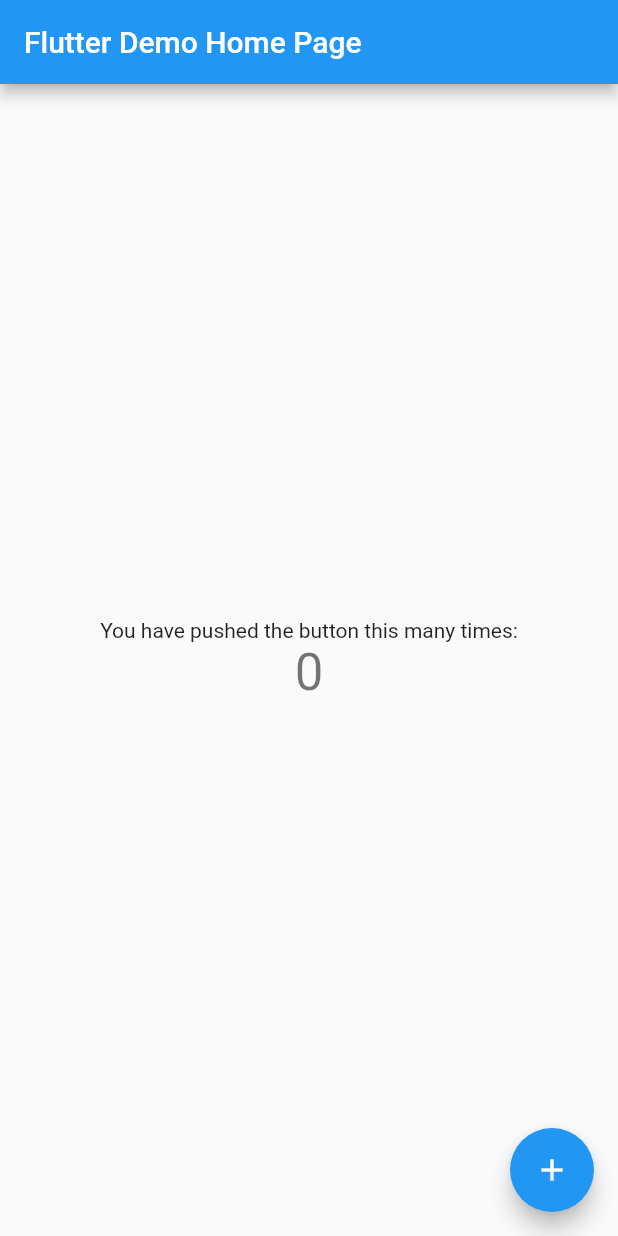
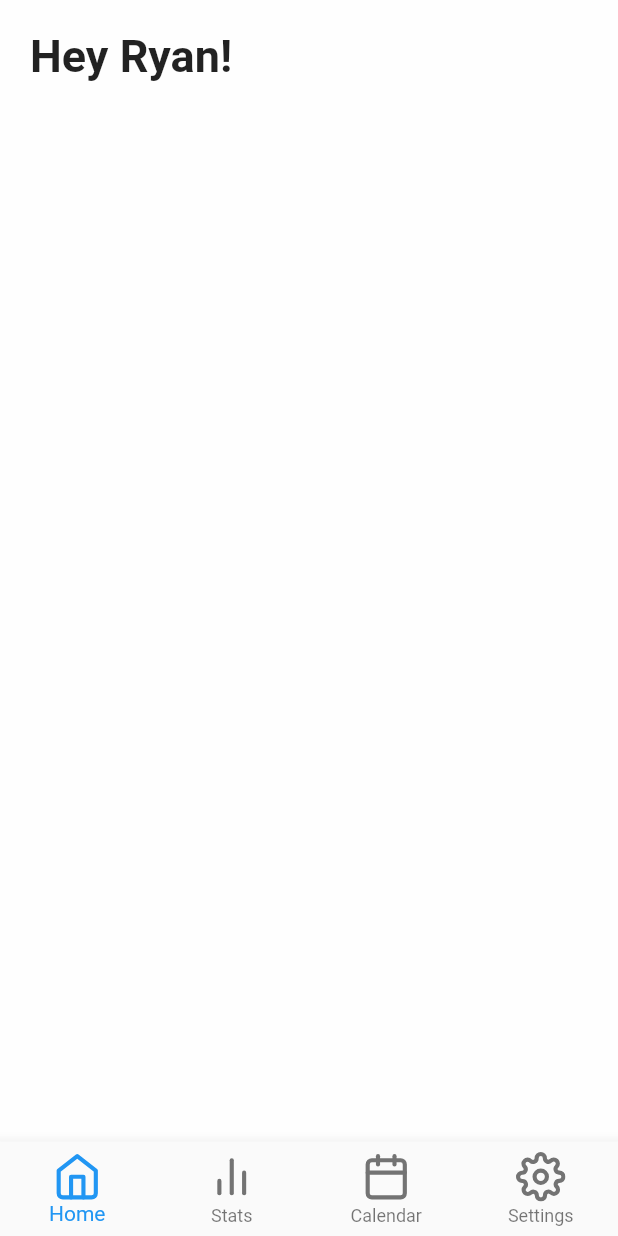
Before and after one commit to davidryan-mu/Moodial, a Flutter app: the screen it shows after launch, on a phone screen of 412 x 824 dp. Run offline on Flutter 3.47's test engine with Material 2 defaults, Android fonts, the phone set to English and light mode, and no system bars; our stand-ins replace feather_icons_flutter.

Commit message:
Added mock datamodels. Add early stage navbar

```diff
--- a/lib/main.dart
+++ b/lib/main.dart
@@ -1,3 +1,4 @@
+import 'package:Moodial/screens/home_screen.dart';
 import 'package:flutter/material.dart';
 
 void main() {
@@ -5,113 +6,16 @@ void main() {
 }
 
 class MyApp extends StatelessWidget {
-  // This widget is the root of your application.
   @override
   Widget build(BuildContext context) {
     return MaterialApp(
-      title: 'Flutter Demo',
+      title: 'Moodial',
+      debugShowCheckedModeBanner: false,
       theme: ThemeData(
-        // This is the theme of your application.
-        //
-        // Try running your application with "flutter run". You'll see the
-        // application has a blue toolbar. Then, without quitting the app, try
-        // changing the primarySwatch below to Colors.green and then invoke
-        // "hot reload" (press "r" in the console where you ran "flutter run",
-        // or simply save your changes to "hot reload" in a Flutter IDE).
-        // Notice that the counter didn't reset back to zero; the application
-        // is not restarted.
-        primarySwatch: Colors.blue,
-        // This makes the visual density adapt to the platform that you run
-        // the app on. For desktop platforms, the controls will be smaller and
-        // closer together (more dense) than on mobile platforms.
-        visualDensity: VisualDensity.adaptivePlatformDensity,
+        primaryColor: Color(0xFF71E9A1),
+        scaffoldBackgroundColor: Color(0xFFFEFEFE),
       ),
-      home: MyHomePage(title: 'Flutter Demo Home Page'),
+      home: HomeScreen(),
     );
   }
 }
-
-class MyHomePage extends StatefulWidget {
-  MyHomePage({Key key, this.title}) : super(key: key);
-
-  // This widget is the home page of your application. It is stateful, meaning
-  // that it has a State object (defined below) that contains fields that affect
-  // how it looks.
-
-  // This class is the configuration for the state. It holds the values (in this
-  // case the title) provided by the parent (in this case the App widget) and
-  // used by the build method of the State. Fields in a Widget subclass are
-  // always marked "final".
-
-  final String title;
-
-  @override
-  _MyHomePageState createState() => _MyHomePageState();
-}
-
-class _MyHomePageState extends State<MyHomePage> {
-  int _counter = 0;
-
-  void _incrementCounter() {
-    setState(() {
-      // This call to setState tells the Flutter framework that something has
-      // changed in this State, which causes it to rerun the build method below
-      // so that the display can reflect the updated values. If we changed
-      // _counter without calling setState(), then the build method would not be
-      // called again, and so nothing would appear to happen.
-      _counter++;
-    });
-  }
-
-  @override
-  Widget build(BuildContext context) {
-    // This method is rerun every time setState is called, for instance as done
-    // by the _incrementCounter method above.
-    //
-    // The Flutter framework has been optimized to make rerunning build methods
-    // fast, so that you can just rebuild anything that needs updating rather
-    // than having to individually change instances of widgets.
-    return Scaffold(
-      appBar: AppBar(
-        // Here we take the value from the MyHomePage object that was created by
-        // the App.build method, and use it to set our appbar title.
-        title: Text(widget.title),
-      ),
-      body: Center(
-        // Center is a layout widget. It takes a single child and positions it
-        // in the middle of the parent.
-        child: Column(
-          // Column is also a layout widget. It takes a list of children and
-          // arranges them vertically. By default, it sizes itself to fit its
-          // children horizontally, and tries to be as tall as its parent.
-          //
-          // Invoke "debug painting" (press "p" in the console, choose the
-          // "Toggle Debug Paint" action from the Flutter Inspector in Android
-          // Studio, or the "Toggle Debug Paint" command in Visual Studio Code)
-          // to see the wireframe for each widget.
-          //
-          // Column has various properties to control how it sizes itself and
-          // how it positions its children. Here we use mainAxisAlignment to
-          // center the children vertically; the main axis here is the vertical
-          // axis because Columns are vertical (the cross axis would be
-          // horizontal).
-          mainAxisAlignment: MainAxisAlignment.center,
-          children: <Widget>[
-            Text(
-              'You have pushed the button this many times:',
-            ),
-            Text(
-              '$_counter',
-              style: Theme.of(context).textTheme.headline4,
-            ),
-          ],
-        ),
-      ),
-      floatingActionButton: FloatingActionButton(
-        onPressed: _incrementCounter,
-        tooltip: 'Increment',
-        child: Icon(Icons.add),
-      ), // This trailing comma makes auto-formatting nicer for build methods.
-    );
-  }
-}
--- /dev/null
+++ b/lib/screens/home_screen.dart
@@ -0,0 +1,76 @@
+import 'package:feather_icons_flutter/feather_icons_flutter.dart';
+import 'package:flutter/material.dart';
+
+class HomeScreen extends StatefulWidget {
+  @override
+  _HomeScreenState createState() => _HomeScreenState();
+}
+
+class _HomeScreenState extends State<HomeScreen> {
+  int _currentTab = 0;
+
+  @override
+  Widget build(BuildContext context) {
+    return Scaffold(
+      body: SafeArea(
+        child: ListView(
+          padding: const EdgeInsets.symmetric(vertical: 20.0),
+          children: <Widget>[
+            Padding(
+              padding: const EdgeInsets.only(
+                left: 20.0,
+                right: 20.0,
+              ),
+              child: Text(
+                'Hey Ryan!',
+                style: TextStyle(
+                  fontSize: 30.0,
+                  fontWeight: FontWeight.bold,
+                ),
+              ),
+            ),
+          ],
+        ),
+      ),
+      bottomNavigationBar: BottomNavigationBar(
+        type: BottomNavigationBarType.fixed,
+        currentIndex: _currentTab,
+        onTap: (int value) {
+          setState(() {
+            _currentTab = value;
+          });
+        },
+        items: [
+          BottomNavigationBarItem(
+            label: 'Home',
+            icon: Icon(
+              FeatherIcons.home,
+              size: 33,
+            ),
+          ),
+          BottomNavigationBarItem(
+            label: 'Stats',
+            icon: Icon(
+              FeatherIcons.barChart2,
+              size: 33,
+            ),
+          ),
+          BottomNavigationBarItem(
+            label: 'Calendar',
+            icon: Icon(
+              FeatherIcons.calendar,
+              size: 33,
+            ),
+          ),
+          BottomNavigationBarItem(
+            label: 'Settings',
+            icon: Icon(
+              FeatherIcons.settings,
+              size: 33,
+            ),
+          ),
+        ],
+      ),
+    );
+  }
+}
```
Also changed, not shown: lib/models/activity.dart (added, +9 -0 lines), lib/models/entry.dart (added, +31 -0 lines), pubspec.yaml (+5 -9 lines), pubspec.lock.
